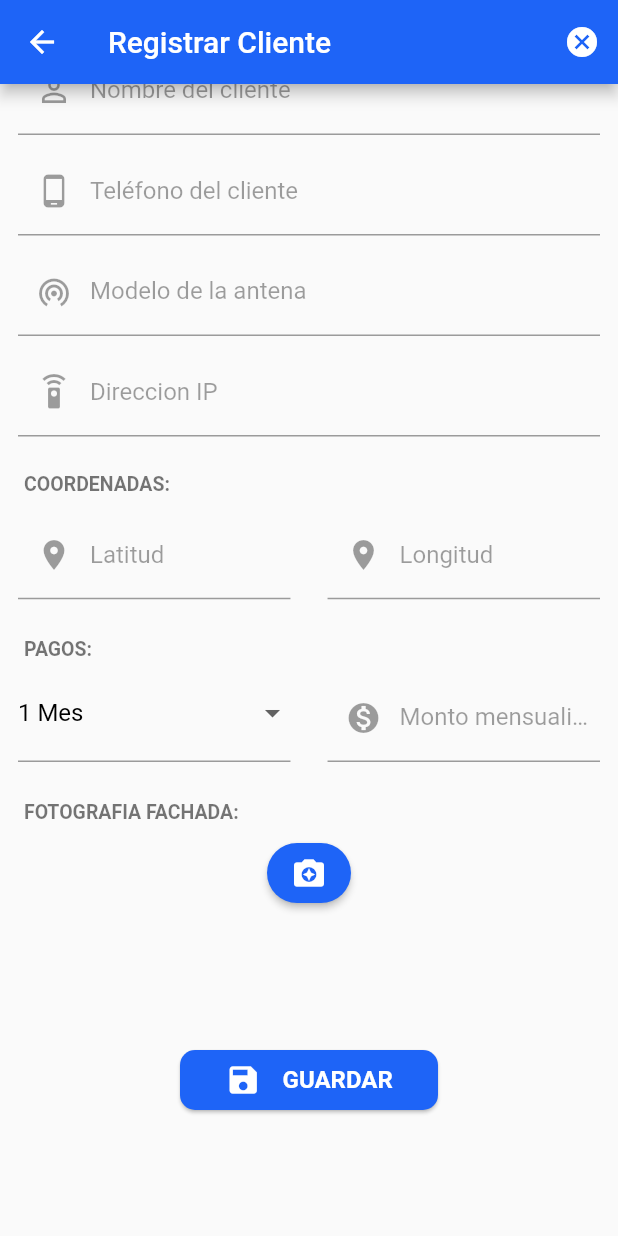
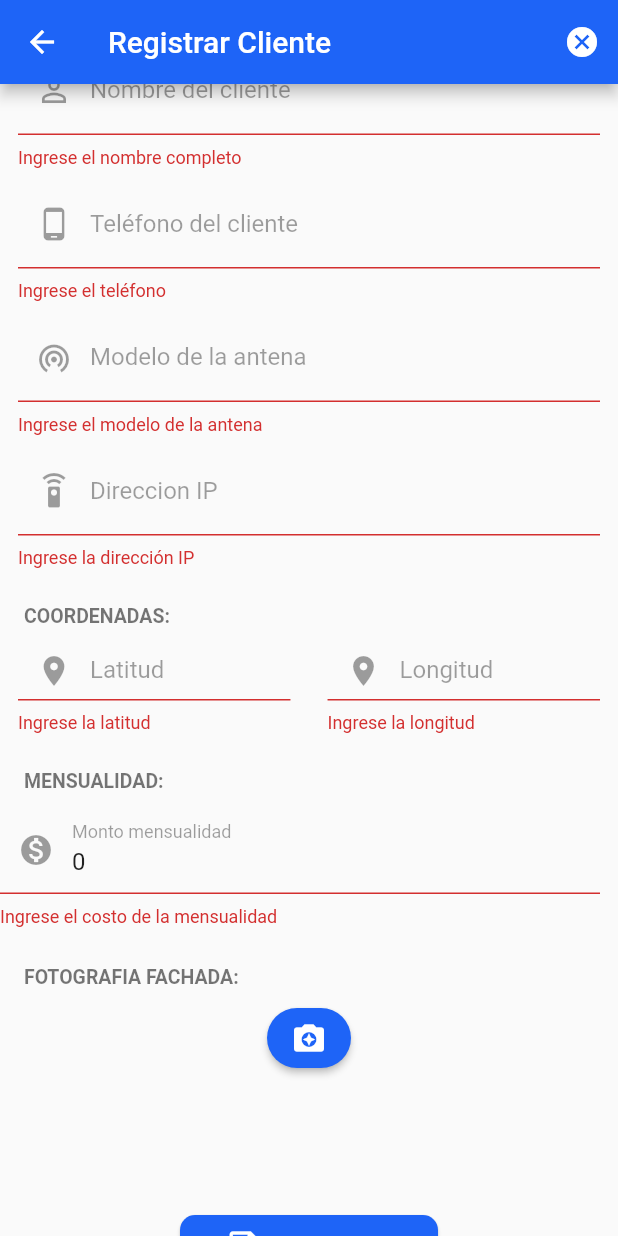
Before and after one commit to claudio910103/tonyred-flutter, a Flutter app: the ClienteModalPage screen opened by its route, scrolled down 75 dp, after a tap on "GUARDAR", on a phone screen of 412 x 824 dp. Run offline on Flutter 3.47's test engine with Material 2 defaults, Android fonts, the phone set to English and light mode, and no system bars; our stand-ins replace cloud_firestore, flutter_map, latlong, rxdart; accounts and stored records are empty.

Commit message:
Se agrego validacion al modal del cliente

```diff
--- a/lib/src/pages/cliente_modal_page.dart
+++ b/lib/src/pages/cliente_modal_page.dart
@@ -1,4 +1,6 @@
 import 'package:flutter/material.dart';
+import 'package:tonyredapp/src/bloc/provider.dart';
+import 'package:tonyredapp/src/models/cliente_model.dart';
 
 class ClienteModalPage extends StatefulWidget {
   ClienteModalPage({Key key}) : super(key: key);
@@ -9,11 +11,20 @@ class ClienteModalPage extends StatefulWidget {
 
 class _ClienteModalState extends State<ClienteModalPage> {
   String dropdownValue = '1 Mes';
+  final formKey = GlobalKey<FormState>(); // Para validar formularios
+  final scaffoldKey = GlobalKey<ScaffoldState>(); // Para mostrar el snackbar
 
+  ClientesBloc clientesBloc;
+  ClienteModel cliente = new ClienteModel();
+  bool _guardando = false;
 
   @override
   Widget build(BuildContext context) {
+    clientesBloc = Provider.clientesBloc(context);
+
+
     return Scaffold(
+      key: scaffoldKey,
       appBar: AppBar(
         title: Text('Registrar Cliente'),
         actions: <Widget>[
@@ -33,6 +44,8 @@ class _ClienteModalState extends State<ClienteModalPage> {
 
   Widget _formularioCliente() {
     return SingleChildScrollView(
+      child: Form(
+              key: formKey,
               child: Column(
               children: <Widget>[
                 SizedBox(height: 10.0),
@@ -43,7 +56,7 @@ class _ClienteModalState extends State<ClienteModalPage> {
                 _inputDireccionIP(),
                 _tituloSeccion('Coordenadas:'),
                 _seccionUbicacion(),
-          _tituloSeccion('Pagos:'),
+                _tituloSeccion('Mensualidad:'),
                 _selectMensualidad(),
                 _tituloSeccion('Fotografia Fachada:'),
                 _botonFotografia(),
@@ -51,6 +64,7 @@ class _ClienteModalState extends State<ClienteModalPage> {
                 _botonGuardarCliente() ,
                 SizedBox(height: 80.0)
               ],
+            ),
       ),
     );
 
@@ -72,7 +86,9 @@ class _ClienteModalState extends State<ClienteModalPage> {
     return Container(
       margin: EdgeInsets.only(bottom: 8.0),
       padding: EdgeInsets.symmetric(horizontal: 12.0),
-      child: TextField(
+      child: TextFormField(
+        initialValue: cliente.nombre,
+        textCapitalization: TextCapitalization.sentences,
         keyboardType: TextInputType.text,
         decoration: InputDecoration(
           prefixIcon: Icon( Icons.person_outline, color: Colors.black38),
@@ -81,6 +97,14 @@ class _ClienteModalState extends State<ClienteModalPage> {
           labelText: 'Nombre del cliente',
           hintText: 'Escriba el nombre del cliente...',
         ),
+        onSaved: (value) => cliente.nombre = value,
+        validator: (value) {
+          if ( value.length < 3 ) {
+            return 'Ingrese el nombre completo';
+          } else {
+            return null;
+          }
+        },
       )
     );
   }
@@ -89,7 +113,8 @@ class _ClienteModalState extends State<ClienteModalPage> {
     return Container(
       margin: EdgeInsets.only(bottom: 8.0),
       padding: EdgeInsets.symmetric(horizontal: 12.0),
-      child: TextField(
+      child: TextFormField(
+        initialValue: cliente.telefono,
         keyboardType: TextInputType.phone,
         decoration: InputDecoration(
           prefixIcon: Icon( Icons.phone_android, color: Colors.black38),
@@ -98,6 +123,14 @@ class _ClienteModalState extends State<ClienteModalPage> {
           labelText: 'Teléfono del cliente',
           hintText: 'Escriba el teléfono de contacto del cliente...',
         ),
+        onSaved: (value) => cliente.telefono = value,
+        validator: (value) {
+          if ( value.length < 8 ) {
+            return 'Ingrese el teléfono';
+          } else {
+            return null;
+          }
+        },
       )
     );
   }
@@ -106,7 +139,8 @@ class _ClienteModalState extends State<ClienteModalPage> {
     return Container(
       margin: EdgeInsets.only(bottom: 8.0),
       padding: EdgeInsets.symmetric(horizontal: 12.0),
-      child: TextField(
+      child: TextFormField(
+        initialValue: cliente.modeloAntena,
         keyboardType: TextInputType.text,
         decoration: InputDecoration(
           prefixIcon: Icon( Icons.wifi_tethering, color: Colors.black38),
@@ -115,6 +149,14 @@ class _ClienteModalState extends State<ClienteModalPage> {
           labelText: 'Modelo de la antena',
           hintText: 'Escriba el modelo de la antena...',
         ),
+        onSaved: (value) => cliente.modeloAntena = value,
+        validator: (value) {
+          if ( value.length < 3 ) {
+            return 'Ingrese el modelo de la antena';
+          } else {
+            return null;
+          }
+        },
       )
     );
   }
@@ -123,7 +165,8 @@ class _ClienteModalState extends State<ClienteModalPage> {
     return Container(
       margin: EdgeInsets.only(bottom: 8.0),
       padding: EdgeInsets.symmetric(horizontal: 12.0),
-      child: TextField(
+      child: TextFormField(
+        initialValue: cliente.direccionIP,
         keyboardType: TextInputType.text,
         decoration: InputDecoration(
           prefixIcon: Icon( Icons.settings_remote, color: Colors.black38),
@@ -132,6 +175,14 @@ class _ClienteModalState extends State<ClienteModalPage> {
           labelText: 'Direccion IP',
           hintText: 'Escriba la dirección IP de la antena...',
         ),
+        onSaved: (value) => cliente.direccionIP = value,
+        validator: (value) {
+          if ( value.length < 4 ) {
+            return 'Ingrese la dirección IP';
+          } else {
+            return null;
+          }
+        },
       )
     );
   }
@@ -157,7 +208,8 @@ class _ClienteModalState extends State<ClienteModalPage> {
       margin: EdgeInsets.only(bottom: 8.0),
       padding: EdgeInsets.only(left: 12.0),
       width: size.width * 0.47,
-      child: TextField(
+      child: TextFormField(
+        initialValue: cliente.latitud,
         keyboardType: TextInputType.text,
         decoration: InputDecoration(
           prefixIcon: Icon( Icons.place, color: Colors.black38),
@@ -166,6 +218,14 @@ class _ClienteModalState extends State<ClienteModalPage> {
           labelText: 'Latitud',
           hintText: 'Escriba la latitud...',
         ),
+        onSaved: (value) => cliente.latitud = value,
+        validator: (value) {
+          if ( value.length < 3 ) {
+            return 'Ingrese la latitud';
+          } else {
+            return null;
+          }
+        },
       )
     );
   }
@@ -176,7 +236,8 @@ class _ClienteModalState extends State<ClienteModalPage> {
       margin: EdgeInsets.only(bottom: 8.0),
       padding: EdgeInsets.only(right: 12.0),
       width: size.width * 0.47,
-      child: TextField(
+      child: TextFormField(
+        initialValue: cliente.longitud,
         keyboardType: TextInputType.text,
         decoration: InputDecoration(
           prefixIcon: Icon( Icons.place, color: Colors.black38),
@@ -185,6 +246,14 @@ class _ClienteModalState extends State<ClienteModalPage> {
           labelText: 'Longitud',
           hintText: 'Escriba la longitud...',
         ),
+        onSaved: (value) => cliente.longitud = value,
+        validator: (value) {
+          if ( value.length < 3 ) {
+            return 'Ingrese la longitud';
+          } else {
+            return null;
+          }
+        },
       )
     );
   }
@@ -198,45 +267,46 @@ class _ClienteModalState extends State<ClienteModalPage> {
           mainAxisAlignment: MainAxisAlignment.spaceBetween,
           children: <Widget>[
 
-            Container(
-              padding: EdgeInsets.only(left: 12.0),
-              width: size.width * 0.47,
-              height: 65,
-              child: DropdownButton<String>(
-                value: dropdownValue,
-                icon: Icon(Icons.arrow_drop_down),
-                iconSize: 24,
-                elevation: 16,
-                style: TextStyle(
-                  color: Colors.black,
-                  fontSize: 16,
-                ),
-                underline: Container(
-                  height: 1,
-                  color: Colors.black38,
-                ),
-                isExpanded: true,
-                onChanged: (String newValue) {
-                  setState(() {
-                    dropdownValue = newValue;
-                  });
-                },
-                items: <String>['1 Mes', '2 Meses', '3 Meses', '4 Meses']
-                  .map<DropdownMenuItem<String>>((String value) {
-                    return DropdownMenuItem<String>(
-                      value: value,
-                      child: Text(value),
-                    );
-                  })
-                  .toList()
-              ),
-            ),
+            // Container(
+            //   padding: EdgeInsets.only(left: 12.0),
+            //   width: size.width * 0.47,
+            //   height: 65,
+            //   child: DropdownButton<String>(
+            //     value: dropdownValue,
+            //     icon: Icon(Icons.arrow_drop_down),
+            //     iconSize: 24,
+            //     elevation: 16,
+            //     style: TextStyle(
+            //       color: Colors.black,
+            //       fontSize: 16,
+            //     ),
+            //     underline: Container(
+            //       height: 1,
+            //       color: Colors.black38,
+            //     ),
+            //     isExpanded: true,
+            //     onChanged: (String newValue) {
+            //       setState(() {
+            //         dropdownValue = newValue;
+            //       });
+            //     },
+            //     items: <String>['1 Mes', '2 Meses', '3 Meses', '4 Meses']
+            //       .map<DropdownMenuItem<String>>((String value) {
+            //         return DropdownMenuItem<String>(
+            //           value: value,
+            //           child: Text(value),
+            //         );
+            //       })
+            //       .toList()
+            //   ),
+            // ),
 
             Container(
               margin: EdgeInsets.only(bottom: 10.0),
               padding: EdgeInsets.only(right: 12.0),
-              width: size.width * 0.47,
-              child: TextField(
+              width: size.width,
+              child: TextFormField(
+                initialValue: cliente.costoMensualidad.toString(),
                 keyboardType: TextInputType.number,
                 decoration: InputDecoration(
                   prefixIcon: Icon( Icons.monetization_on, color: Colors.black38),
@@ -245,6 +315,14 @@ class _ClienteModalState extends State<ClienteModalPage> {
                   labelText: 'Monto mensualidad',
                   hintText: '\$ 0.00',
                 ),
+                onSaved: (value) => cliente.costoMensualidad = int.parse(value),
+                validator: (value) {
+                  if ( int.parse(value) <= 0 ) {
+                    return 'Ingrese el costo de la mensualidad';
+                  } else {
+                    return null;
+                  }
+                },
               )
             )
 
@@ -287,8 +365,29 @@ class _ClienteModalState extends State<ClienteModalPage> {
       elevation: 1.0,
       color: Color.fromRGBO(30, 100, 247, 1.0),
       textColor: Colors.white,
-      onPressed: () {}
+      onPressed: (_guardando) ? null : _submit
     );
   }
 
+  void _submit() async {
+    if ( !formKey.currentState.validate() ) return;
+    formKey.currentState.save();
+
+    setState(() { _guardando = true; });
+
+    mostrarSnackbar('Cliente Guardado');
+    Navigator.pop(context);
   }
+
+  void mostrarSnackbar(String mensaje) {
+
+    final snackbar = SnackBar(
+      content: Text( mensaje ),
+      duration: Duration( milliseconds: 1500),
+    );
+
+    scaffoldKey.currentState.showSnackBar(snackbar);
+
+  }
+
+}
```
Lines whose indentation alone changed are shown as unchanged.
